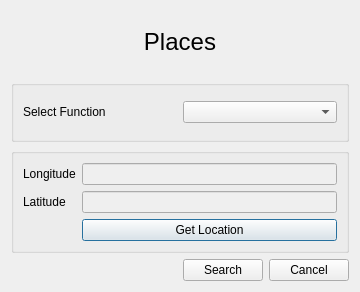
dayjournal/qgis-amazonlocationservice-plugin, file location_service/ui/places/places.ui: the form before one commit.
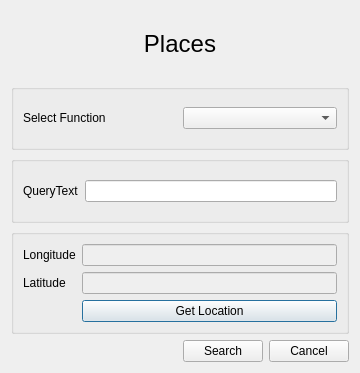
The form after the commit.

The edit to the form file:
```diff
--- a/location_service/ui/places/places.ui
+++ b/location_service/ui/places/places.ui
@@ -7,7 +7,7 @@
     <x>0</x>
     <y>0</y>
     <width>360</width>
-    <height>292</height>
+    <height>373</height>
    </rect>
   </property>
   <property name="minimumSize">
@@ -52,6 +52,25 @@
      </layout>
     </widget>
    </item>
+   <item>
+    <widget class="QGroupBox" name="groupBox_3">
+     <property name="title">
+      <string/>
+     </property>
+     <layout class="QGridLayout" name="gridLayout_6">
+      <item row="0" column="0">
+       <widget class="QLabel" name="text_label">
+        <property name="text">
+         <string>QueryText</string>
+        </property>
+       </widget>
+      </item>
+      <item row="0" column="1">
+       <widget class="QLineEdit" name="text_lineEdit"/>
+      </item>
+     </layout>
+    </widget>
+   </item>
    <item>
     <widget class="QGroupBox" name="groupBox_2">
      <property name="title">
@@ -59,34 +78,34 @@
      </property>
      <layout class="QGridLayout" name="gridLayout_3">
       <item row="1" column="0">
-       <widget class="QLabel" name="lat_label">
-        <property name="text">
-         <string>Latitude</string>
-        </property>
-       </widget>
-      </item>
-      <item row="2" column="1">
-       <widget class="QPushButton" name="button_click">
-        <property name="text">
-         <string>Get Location</string>
-        </property>
-       </widget>
-      </item>
-      <item row="0" column="0">
        <widget class="QLabel" name="lon_label">
         <property name="text">
          <string>Longitude</string>
         </property>
        </widget>
       </item>
-      <item row="1" column="1">
+      <item row="3" column="1">
+       <widget class="QPushButton" name="button_click">
+        <property name="text">
+         <string>Get Location</string>
+        </property>
+       </widget>
+      </item>
+      <item row="2" column="1">
        <widget class="QLineEdit" name="lat_lineEdit">
         <property name="enabled">
          <bool>false</bool>
         </property>
        </widget>
       </item>
-      <item row="0" column="1">
+      <item row="2" column="0">
+       <widget class="QLabel" name="lat_label">
+        <property name="text">
+         <string>Latitude</string>
+        </property>
+       </widget>
+      </item>
+      <item row="1" column="1">
        <widget class="QLineEdit" name="lon_lineEdit">
         <property name="enabled">
          <bool>false</bool>
```
